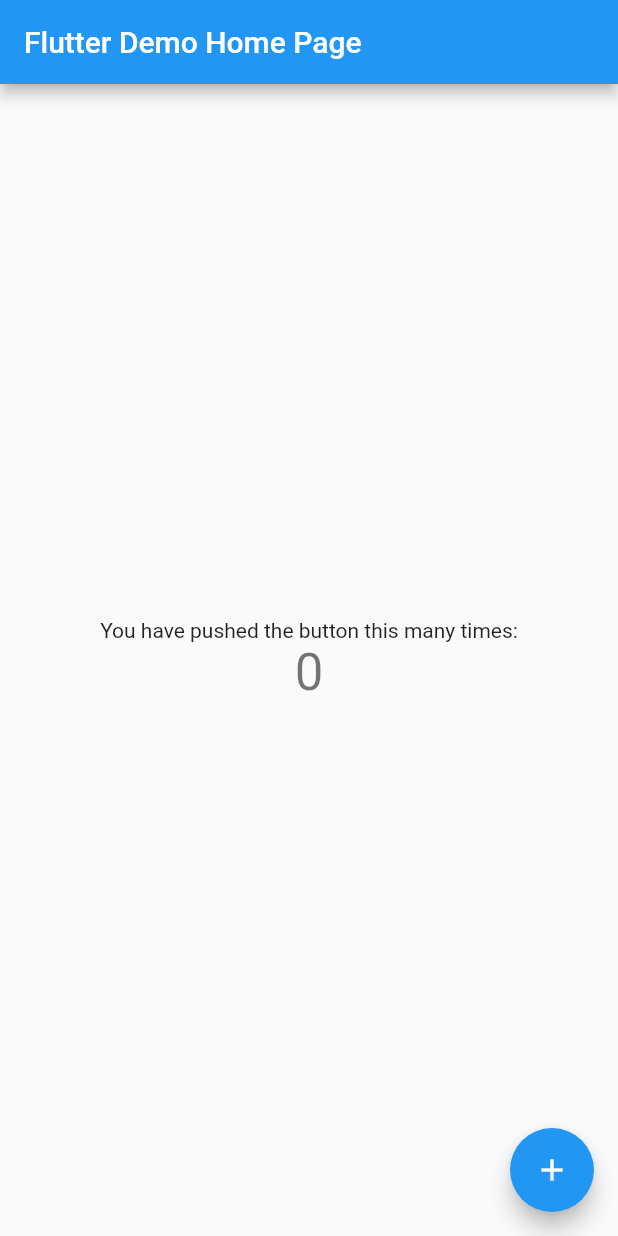
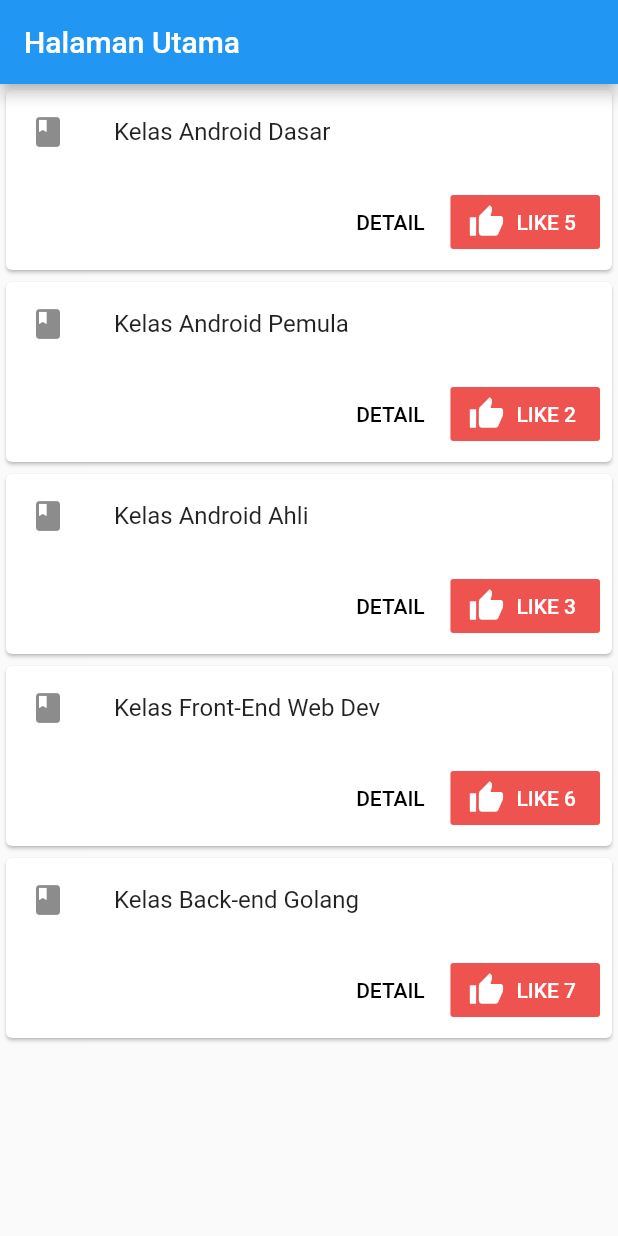
Before and after one commit to TangguhDP/Lihat-Kursus, a Flutter app: the screen it shows after launch, on a phone screen of 412 x 824 dp. Run offline on Flutter 3.47's test engine with Material 2 defaults, Android fonts, the phone set to English and light mode, and no system bars.

Commit message:
Initial list

```diff
--- a/lib/main.dart
+++ b/lib/main.dart
@@ -1,3 +1,5 @@
+import 'dart:core';
+
 import 'package:flutter/material.dart';
 
 void main() {
@@ -9,109 +11,72 @@ class MyApp extends StatelessWidget {
   @override
   Widget build(BuildContext context) {
     return MaterialApp(
-      title: 'Flutter Demo',
+      title: 'Lihat Kursus',
       theme: ThemeData(
-        // This is the theme of your application.
-        //
-        // Try running your application with "flutter run". You'll see the
-        // application has a blue toolbar. Then, without quitting the app, try
-        // changing the primarySwatch below to Colors.green and then invoke
-        // "hot reload" (press "r" in the console where you ran "flutter run",
-        // or simply save your changes to "hot reload" in a Flutter IDE).
-        // Notice that the counter didn't reset back to zero; the application
-        // is not restarted.
         primarySwatch: Colors.blue,
-        // This makes the visual density adapt to the platform that you run
-        // the app on. For desktop platforms, the controls will be smaller and
-        // closer together (more dense) than on mobile platforms.
         visualDensity: VisualDensity.adaptivePlatformDensity,
       ),
-      home: MyHomePage(title: 'Flutter Demo Home Page'),
+      home: MyHomePage(),
     );
   }
 }
 
-class MyHomePage extends StatefulWidget {
-  MyHomePage({Key key, this.title}) : super(key: key);
-
-  // This widget is the home page of your application. It is stateful, meaning
-  // that it has a State object (defined below) that contains fields that affect
-  // how it looks.
-
-  // This class is the configuration for the state. It holds the values (in this
-  // case the title) provided by the parent (in this case the App widget) and
-  // used by the build method of the State. Fields in a Widget subclass are
-  // always marked "final".
-
-  final String title;
-
-  @override
-  _MyHomePageState createState() => _MyHomePageState();
+class Courses {
+  int id;
+  String title;
+  String link;
+  int votes;
+  Courses(this.id, this.title, this.link, this.votes);
 }
 
-class _MyHomePageState extends State<MyHomePage> {
-  int _counter = 0;
-
-  void _incrementCounter() {
-    setState(() {
-      // This call to setState tells the Flutter framework that something has
-      // changed in this State, which causes it to rerun the build method below
-      // so that the display can reflect the updated values. If we changed
-      // _counter without calling setState(), then the build method would not be
-      // called again, and so nothing would appear to happen.
-      _counter++;
-    });
-  }
+class MyHomePage extends StatelessWidget {
+  List coursesList = [
+    Courses(1, 'Kelas Android Dasar', 'www.youtube.com', 5),
+    Courses(2, 'Kelas Android Pemula', 'www.youtube.com', 2),
+    Courses(3, 'Kelas Android Ahli', 'www.youtube.com', 3),
+    Courses(4, 'Kelas Front-End Web Dev', 'www.youtube.com', 6),
+    Courses(5, 'Kelas Back-end Golang', 'www.youtube.com', 7),
+  ];
 
   @override
   Widget build(BuildContext context) {
-    // This method is rerun every time setState is called, for instance as done
-    // by the _incrementCounter method above.
-    //
-    // The Flutter framework has been optimized to make rerunning build methods
-    // fast, so that you can just rebuild anything that needs updating rather
-    // than having to individually change instances of widgets.
     return Scaffold(
       appBar: AppBar(
-        // Here we take the value from the MyHomePage object that was created by
-        // the App.build method, and use it to set our appbar title.
-        title: Text(widget.title),
+        title: new Text("Halaman Utama"),
       ),
-      body: Center(
-        // Center is a layout widget. It takes a single child and positions it
-        // in the middle of the parent.
-        child: Column(
-          // Column is also a layout widget. It takes a list of children and
-          // arranges them vertically. By default, it sizes itself to fit its
-          // children horizontally, and tries to be as tall as its parent.
-          //
-          // Invoke "debug painting" (press "p" in the console, choose the
-          // "Toggle Debug Paint" action from the Flutter Inspector in Android
-          // Studio, or the "Toggle Debug Paint" command in Visual Studio Code)
-          // to see the wireframe for each widget.
-          //
-          // Column has various properties to control how it sizes itself and
-          // how it positions its children. Here we use mainAxisAlignment to
-          // center the children vertically; the main axis here is the vertical
-          // axis because Columns are vertical (the cross axis would be
-          // horizontal).
-          mainAxisAlignment: MainAxisAlignment.center,
-          children: <Widget>[
-            Text(
-              'You have pushed the button this many times:',
-            ),
-            Text(
-              '$_counter',
-              style: Theme.of(context).textTheme.headline4,
-            ),
-          ],
+      body: new Container(
+        child: ListView(
+          children: coursesList.map((course) {
+            return Center(
+              child: Card(
+                child: Column(
+                  mainAxisSize: MainAxisSize.min,
+                  children: [
+                    ListTile(
+                      leading: Icon(Icons.book),
+                      title: Text(course.title),
+                    ),
+                    ButtonBar(
+                      children: <Widget>[
+                        FlatButton(
+                          child: const Text('DETAIL'),
+                          onPressed: () {/* ... */},
+                        ),
+                        FlatButton.icon(
+                          icon: Icon(Icons.thumb_up),
+                          label: Text('LIKE ' + course.votes.toString()),
+                          color: Colors.red[400],
+                          onPressed: () {/* ... */},
+                        ),
+                      ],
+                    )
+                  ],
+                ),
+              ),
+            );
+          }).toList(),
         ),
       ),
-      floatingActionButton: FloatingActionButton(
-        onPressed: _incrementCounter,
-        tooltip: 'Increment',
-        child: Icon(Icons.add),
-      ), // This trailing comma makes auto-formatting nicer for build methods.
     );
   }
 }
```
